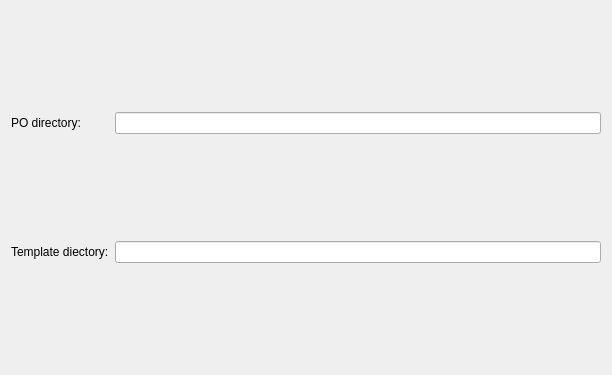
Old version of the form src/project/prefs_projectmain.ui in the repository KDE/lokalize.
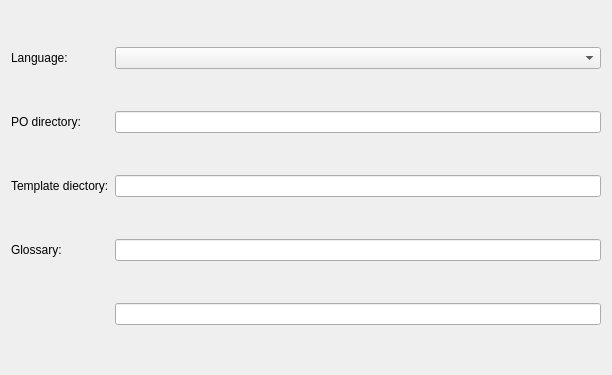
New version of the form.

Commit message:
New feature: Glossary with basic TBX format support. KAider displays relevant (terms and their translations) on-the-fly and provides shortcuts to insert them into msgstr. Also, you can add new glossary terms via context menu of the glossary.
It is a good idea to start filling glossaries for YOUR language
and commit them as l10n-kde4/<langCode>/terms.tbx

see details on http://techbase.kde.org/Projects/Summer_of_Code/2007/Projects/KAider

lower krazy warnings count along the way.

```diff
--- a/src/project/prefs_projectmain.ui
+++ b/src/project/prefs_projectmain.ui
@@ -28,7 +28,7 @@
    <property name="verticalSpacing" >
     <number>6</number>
    </property>
-   <item row="1" column="0" >
+   <item row="2" column="0" >
     <widget class="QLabel" name="textLabel2" >
      <property name="text" >
       <string>Template diectory:</string>
@@ -38,7 +38,7 @@
      </property>
     </widget>
    </item>
-   <item row="0" column="0" >
+   <item row="1" column="0" >
     <widget class="QLabel" name="textLabel2_2" >
      <property name="text" >
       <string>PO directory:</string>
@@ -48,12 +48,38 @@
      </property>
     </widget>
    </item>
-   <item row="0" column="1" >
-    <widget class="QLineEdit" name="kcfg_PoBaseDir" />
-   </item>
    <item row="1" column="1" >
+    <widget class="QLineEdit" name="kcfg_PoBaseDir" />
+   </item>
+   <item row="2" column="1" >
     <widget class="QLineEdit" name="kcfg_PotBaseDir" />
    </item>
+   <item row="3" column="1" >
+    <widget class="QLineEdit" name="kcfg_GlossaryTbx" />
+   </item>
+   <item row="3" column="0" >
+    <widget class="QLabel" name="label" >
+     <property name="text" >
+      <string>Glossary:</string>
+     </property>
+    </widget>
+   </item>
+   <item row="0" column="0" >
+    <widget class="QLabel" name="label_2" >
+     <property name="text" >
+      <string>Language:</string>
+     </property>
+    </widget>
+   </item>
+   <item row="0" column="1" >
+    <widget class="QComboBox" name="LangCode" />
+   </item>
+   <item row="4" column="1" >
+    <widget class="QLineEdit" name="kcfg_LangCode" />
+     <property name="visible" >
+      <bool>false</bool>
+     </property>
+   </item>
   </layout>
  </widget>
  <layoutdefault spacing="6" margin="11" />
```
Left out of the diff: 19 changed lines with no effect on the pictures. The commit also changes 38 other files.
